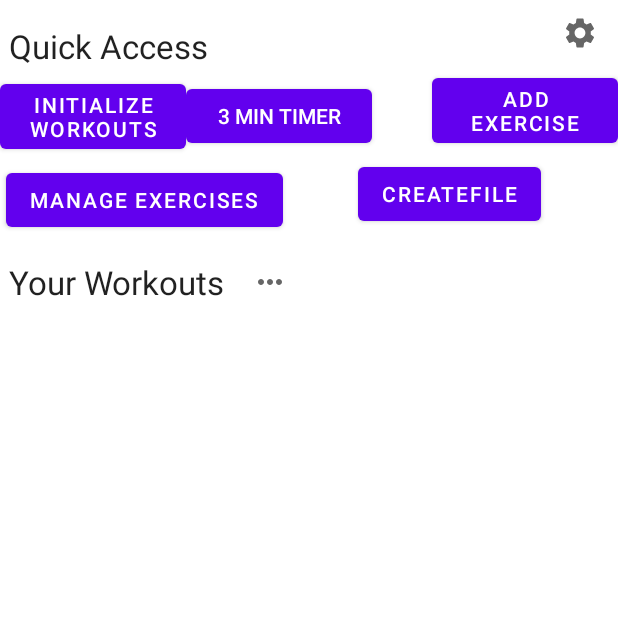
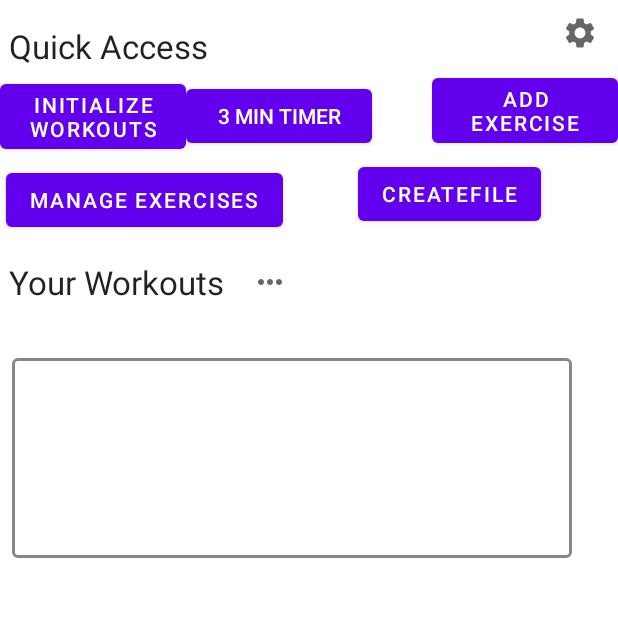
Before and after one commit to TobiasForner/FitnessApp, an Android app: the screen it shows after launch (MainActivity), on a phone screen of 412 x 824 dp, the top half of it. Run offline under Robolectric (Android 15) with nearby library versions, the phone set to English and light mode, and no system bars; 3 statements that could not run were skipped.

Commit message:
workout overview in main

```diff
--- a/app/src/main/java/com/example/fitnessapp3/MainActivity.java
+++ b/app/src/main/java/com/example/fitnessapp3/MainActivity.java
@@ -5,6 +5,7 @@ import android.content.Intent;
 import android.content.SharedPreferences;
 import android.graphics.Color;
 import android.net.Uri;
+import android.os.Build;
 import android.os.Bundle;
 import android.os.Environment;
 import android.preference.PreferenceManager;
@@ -31,6 +32,8 @@ import org.json.JSONObject;
 import java.io.BufferedWriter;
 import java.io.File;
 import java.io.FileWriter;
+import java.util.ArrayList;
+import java.util.HashSet;
 
 public class MainActivity extends AppCompatActivity {
     public static final String EXTRA_MESSAGE = "com.example.fitnessapp3.MESSAGE";
@@ -42,6 +45,7 @@ public class MainActivity extends AppCompatActivity {
         setContentView(R.layout.activity_main);
         LinearLayout.LayoutParams params = new
                 LinearLayout.LayoutParams(LinearLayout.LayoutParams.MATCH_PARENT, LinearLayout.LayoutParams.MATCH_PARENT);
+        //params.setMargins(5,5,5,5);
         LinearLayout linear = findViewById(R.id.workout_linear_layout);
         linear.setGravity(Gravity.CENTER);
         for (String s : WorkoutManager.getWorkoutNames()) {
@@ -51,7 +55,11 @@ public class MainActivity extends AppCompatActivity {
             t.setGravity(Gravity.CENTER);
             t.setTextColor(Color.WHITE);
 
-            CardView c = new MaterialCardView(this);
+            MaterialCardView c = new MaterialCardView(this);
+
+            c.setMinimumHeight(200);
+            c.setStrokeColor(Color.GRAY);
+            c.setStrokeWidth(3);
             c.setForegroundGravity(Gravity.CENTER);
             c.setBackgroundColor(Color.TRANSPARENT);
             Util.setMargins(c, 100, 100, 100, 100);
@@ -60,11 +68,27 @@ public class MainActivity extends AppCompatActivity {
             cLinear.addView(t, params);
             c.addView(cLinear);
 
-            /*TextView test = new TextView(this);
-            test.setTextColor(Color.GREEN);
-            test.setGravity(Gravity.CENTER);
-            test.setText("blabla");
-            cLinear.addView(test, params);*/
+            TextView exercises = new TextView(this);
+            exercises.setTextColor(Color.WHITE);
+            exercises.setGravity(Gravity.CENTER);
+
+            HashSet<String> foundExercises = new HashSet<>();
+            ArrayList<String> exNames = new ArrayList<>();
+            Workout w = WorkoutManager.getWorkoutFromFile(s, this);
+            for(int i=0;i<w.getLength();i++){
+                WorkoutComponent comp = w.getComponentAt(i);
+                if(comp.isExercise()){
+                    String exName = comp.getName();
+                    if(!foundExercises.contains(exName)){
+                        foundExercises.add(exName);
+                        exNames.add(exName);
+                    }
+                }
+            }
+
+            String overview = String.join(", ",exNames);
+            exercises.setText(overview);
+            cLinear.addView(exercises, params);
 
 
             c.setOnClickListener((v) -> startWorkout(s));
```
